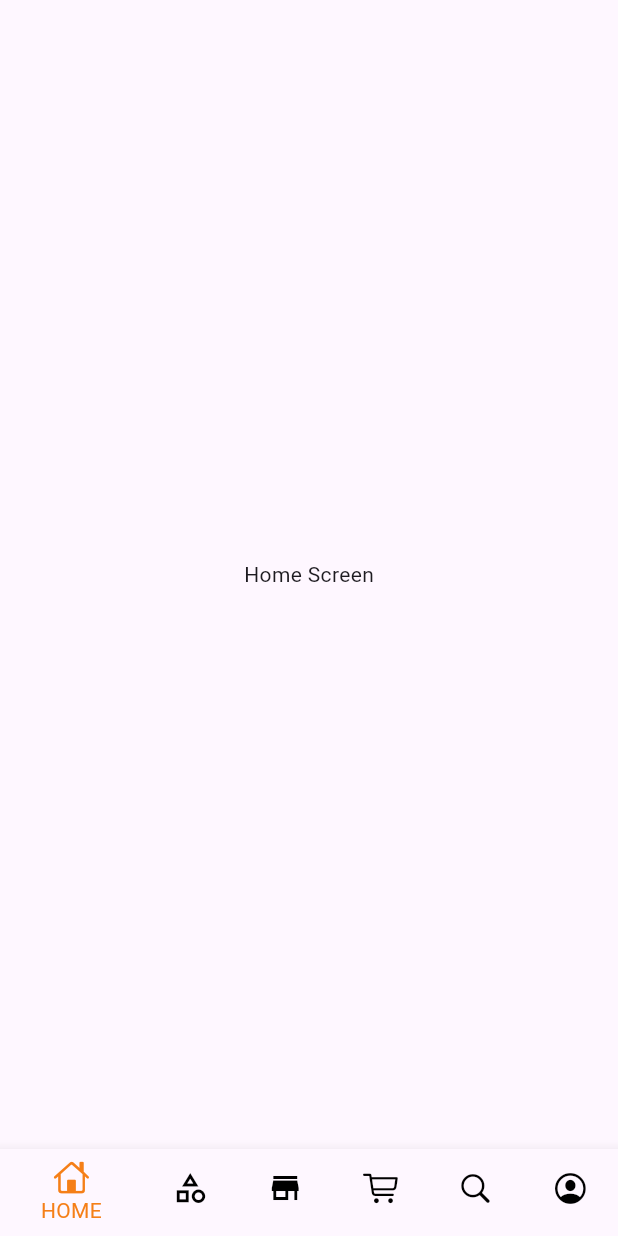
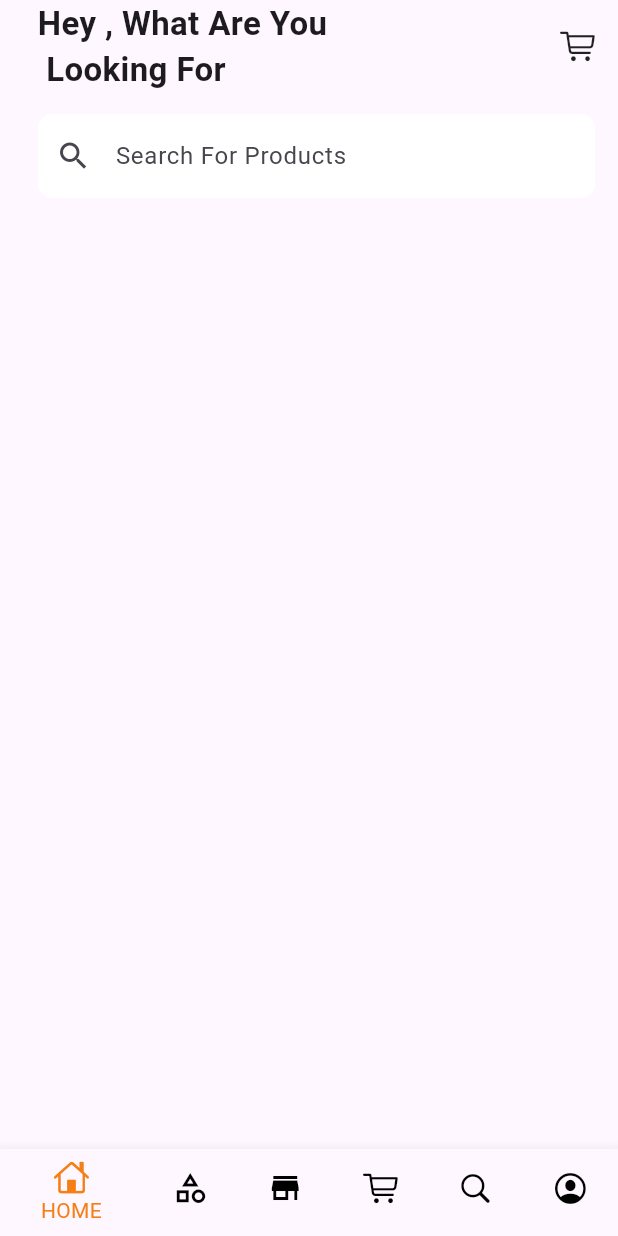
Before and after one commit to Nurujjaman329/ecommerce_project, a Flutter app: the screen it shows after launch, on a phone screen of 412 x 824 dp. Run offline on Flutter 3.47's test engine with Material 3 defaults, Android fonts, the phone set to English and light mode, and no system bars.

Commit message:
add widgets screen

```diff
--- a/lib/views/buyers/nav_screens/home_screens.dart
+++ b/lib/views/buyers/nav_screens/home_screens.dart
@@ -1,4 +1,7 @@
 import 'package:flutter/material.dart';
+
+import 'widgets/search_input_widgets.dart';
+import 'widgets/welcome_text_widget.dart';
 
 class HomeScreen extends StatefulWidget {
   const HomeScreen({super.key});
@@ -10,8 +13,21 @@ class HomeScreen extends StatefulWidget {
 class _HomeScreenState extends State<HomeScreen> {
   @override
   Widget build(BuildContext context) {
-    return Center(
-      child: Text("Home Screen"),
+    return Padding(
+      padding: EdgeInsets.only(
+        top: MediaQuery.of(context).padding.top,
+        left: 25,
+        right: 15,
+      ),
+      child: Column(
+        children: [
+          WelcomeText(),
+          SizedBox(
+            height: 14,
+          ),
+          SearchInputWidget(),
+        ],
+      ),
     );
   }
 }
--- /dev/null
+++ b/lib/views/buyers/nav_screens/widgets/search_input_widgets.dart
@@ -0,0 +1,28 @@
+import 'package:flutter/material.dart';
+
+class SearchInputWidget extends StatefulWidget {
+  const SearchInputWidget({super.key});
+
+  @override
+  State<SearchInputWidget> createState() => _SearchInputWidgetState();
+}
+
+class _SearchInputWidgetState extends State<SearchInputWidget> {
+  @override
+  Widget build(BuildContext context) {
+    return ClipRRect(
+      borderRadius: BorderRadius.circular(10.0),
+      child: TextField(
+        decoration: InputDecoration(
+          fillColor: Colors.white,
+          filled: true,
+          hintText: 'Search For Products',
+          border: OutlineInputBorder(
+            borderSide: BorderSide.none,
+          ),
+          prefixIcon: Icon(Icons.search),
+        ),
+      ),
+    );
+  }
+}
--- /dev/null
+++ b/lib/views/buyers/nav_screens/widgets/welcome_text_widget.dart
@@ -0,0 +1,26 @@
+import 'package:flutter/cupertino.dart';
+
+class WelcomeText extends StatefulWidget {
+  const WelcomeText({super.key});
+
+  @override
+  State<WelcomeText> createState() => _WelcomeTextState();
+}
+
+class _WelcomeTextState extends State<WelcomeText> {
+  @override
+  Widget build(BuildContext context) {
+    return Row(
+      mainAxisAlignment: MainAxisAlignment.spaceBetween,
+      children: [
+        Text(
+          "Hey , What Are You\n Looking For",
+          style: TextStyle(fontSize: 22, fontWeight: FontWeight.bold),
+        ),
+        Container(
+          child: Icon(CupertinoIcons.cart),
+        ),
+      ],
+    );
+  }
+}
```
